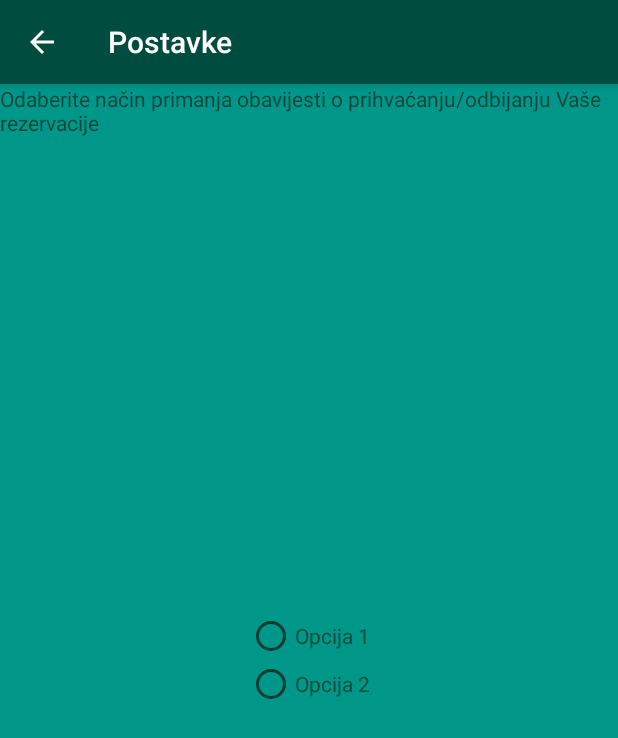
After one commit to MatijaSabo/Zlatna-Rezervacija, an Android app: the SettingsActivity screen opened directly, with no data from a screen before it, on a phone screen of 412 x 824 dp. The commit adds this screen. Shown: the top 738 px of the screen. Run offline under Robolectric (Android 15) with nearby library versions, the phone set to English and light mode, and no system bars; our stand-ins replace ButterKnife; 2 statements that could not run were skipped.

Commit message:
Dodane postavke aplikacije
U korisnicki menu dodana mogucnost uredivanja postavki,napravljeni
zaslon za postavke,osnovni dizajn zaslona, povezane postavke sa web
servisom

```diff
--- a/ZlatnaRezervacija/app/src/main/AndroidManifest.xml
+++ b/ZlatnaRezervacija/app/src/main/AndroidManifest.xml
@@ -30,6 +30,7 @@
             android:label="@string/app_name" />
         <activity android:name="com.foi.air.zlatnarezervacija.RestaurantDetailsActivity" />
         <activity android:name="com.foi.air.zlatnarezervacija.UserReservationsActivity"></activity>
+        <activity android:name="com.foi.air.zlatnarezervacija.SettingsActivity" />
     </application>
 
 </manifest>
--- /dev/null
+++ b/ZlatnaRezervacija/app/src/main/res/layout/activity_settings.xml
@@ -0,0 +1,41 @@
+<?xml version="1.0" encoding="utf-8"?>
+<RelativeLayout xmlns:android="http://schemas.android.com/apk/res/android"
+    xmlns:tools="http://schemas.android.com/tools"
+    android:id="@+id/activity_settings"
+    android:layout_width="match_parent"
+    android:layout_height="match_parent"
+    tools:context="com.foi.air.zlatnarezervacija.SettingsActivity"
+    android:background="@color/colorBackground">
+
+    <TextView
+        android:id="@+id/textViewOption"
+        android:layout_width="wrap_content"
+        android:layout_height="wrap_content"
+        android:text="@string/textOption"
+        android:layout_alignParentTop="true"
+        android:layout_centerHorizontal="true"
+        />
+
+    <RadioGroup xmlns:android="http://schemas.android.com/apk/res/android"
+        android:layout_width="wrap_content"
+        android:layout_height="wrap_content"
+        android:orientation="vertical"
+        android:layout_centerInParent="true"
+        >
+
+        <RadioButton android:id="@+id/option1"
+            android:layout_width="wrap_content"
+            android:layout_height="wrap_content"
+            android:text="@string/option1"
+            android:textColor="@color/btnColor"
+            android:onClick="onRadioButtonClicked"/>
+
+        <RadioButton android:id="@+id/option2"
+            android:layout_width="wrap_content"
+            android:layout_height="wrap_content"
+            android:text="@string/option2"
+            android:textColor="@color/btnColor"
+            android:onClick="onRadioButtonClicked"/>
+
+    </RadioGroup>
+</RelativeLayout>
--- a/ZlatnaRezervacija/app/src/main/res/menu/menu_user.xml
+++ b/ZlatnaRezervacija/app/src/main/res/menu/menu_user.xml
@@ -27,6 +27,10 @@
         </menu>
     </item>
 
+    <item android:id="@+id/menu_option7"
+        android:title="@string/postavke"
+        android:icon="@mipmap/postavke"/>
+
     <item android:id="@+id/menu_option6"
         android:title="@string/odjava"
         android:icon="@mipmap/exit_to_app"/>
--- a/ZlatnaRezervacija/app/src/main/res/values/strings.xml
+++ b/ZlatnaRezervacija/app/src/main/res/values/strings.xml
@@ -7,8 +7,8 @@
     <string name="emailHint">Email</string>
     <string name="passwordHint">Lozinka</string>
     <string name="noAccount">Nemate račun? Registrirajte se!</string>
-    <string name="open">Open</string>
-    <string name="close">Close</string>
+    <string name="open">Otvori</string>
+    <string name="close">Zatvori</string>
     <string name="cjenik">Cjenik</string>
     <string name="rezervacija">Rezervacija</string>
     <string name="moje_rezervacije">Moje rezervacije</string>
@@ -20,8 +20,8 @@
     <string name="rezervacije_na_cekanju">Rezervacije na čekanju</string>
     <string name="logout_alert_title">Odjava?</string>
     <string name="logout_alert_message">Jeste li sigurni da se želite odjaviti iz aplikacije?</string>
-    <string name="Alert_positive_button">Ok</string>
-    <string name="Alert_cancel_button">Cancel</string>
+    <string name="Alert_positive_button">U redu</string>
+    <string name="Alert_cancel_button">Poništi</string>
     <string name="Exit_alert_title">Izlaz?</string>
     <string name="Exit_alert_message">Jeste li sigurni da želite izaći iz aplikacije?</string>
     <string name="repasswordHint">Ponovljena lozinka</string>
@@ -65,4 +65,11 @@
     <string name="Rejected">Odbijena</string>
     <string name="Request">Zahtjev za otkazivanjem</string>
     <string name="Canceled">Otkazana</string>
+    <string name="postavke">Postavke</string>
+    <string name="option1">Opcija 1</string>
+    <string name="option2">Opcija 2</string>
+    <string name="textMainOption">Obavijesti</string>
+    <string name="textOption">Odaberite način primanja obavijesti o prihvaćanju/odbijanju Vaše rezervacije</string>
+    <string name="settingsSucces">Način primanja obavijesti je promijenjen</string>
+    <string name="settingsUnsucces">Način primanja obavijesti je ostao isti</string>
 </resources>
--- a/ZlatnaRezervacija/webservice/src/main/java/com/foi/webservice/WebService.java
+++ b/ZlatnaRezervacija/webservice/src/main/java/com/foi/webservice/WebService.java
@@ -4,6 +4,7 @@ import com.foi.webservice.responses.WebServiceMenuResponse;
 import com.foi.webservice.responses.WebServiceReservationResponse;
 import com.foi.webservice.responses.WebServiceResponse;
 import com.foi.webservice.responses.WebServiceResponseRegistration;
+import com.foi.webservice.responses.WebServiceResponseSettings;
 
 import retrofit.Call;
 import retrofit.http.Field;
@@ -32,4 +33,8 @@ public interface WebService {
     @FormUrlEncoded
     @POST("create_reservation.php")
     Call<WebServiceResponseRegistration> createReservation(@Field("user") int user, @Field("persons") int persons, @Field("date") String date, @Field("time") String time, @Field("meals") int meals, @Field("remark") String remark);
+
+    @FormUrlEncoded
+    @POST("change_notifications.php")
+    Call<WebServiceResponseSettings> getStatusSettings(@Field("user") String user, @Field("type") String type);
 }
--- a/ZlatnaRezervacija/webservice/src/main/java/com/foi/webservice/data_loaders/DataLoader.java
+++ b/ZlatnaRezervacija/webservice/src/main/java/com/foi/webservice/data_loaders/DataLoader.java
@@ -28,6 +28,9 @@ public abstract class DataLoader {
     public void loadReservationCreateStatus(DataLoadedListener dataLoadedListener, int user, int persons, String date, String time, int meals, String remark){
         this.mDataLoadedListner = dataLoadedListener;
     }
+    public void loadDataSettings(DataLoadedListener dataLoadedListener, String user, String type){
+        this.mDataLoadedListner = dataLoadedListener;
+    }
 
     public boolean dataLoaded(){
         if(result == null){
```
Also changed, not shown: ZlatnaRezervacija/app/src/main/java/com/foi/air/zlatnarezervacija/MenuActivity.java (+20 -2 lines), ZlatnaRezervacija/app/src/main/java/com/foi/air/zlatnarezervacija/SettingsActivity.java (added, +108 -0 lines), ZlatnaRezervacija/webservice/src/main/java/com/foi/webservice/WebServiceCaller.java (+29 -3 lines), ZlatnaRezervacija/webservice/src/main/java/com/foi/webservice/data_loaders/WsDataSettingsLoader.java (added, +33 -0 lines), ZlatnaRezervacija/webservice/src/main/java/com/foi/webservice/responses/WebServiceResponseSettings.java (added, +17 -0 lines), ZlatnaRezervacija/app/src/main/res/mipmap-xhdpi/postavke.png (added).
